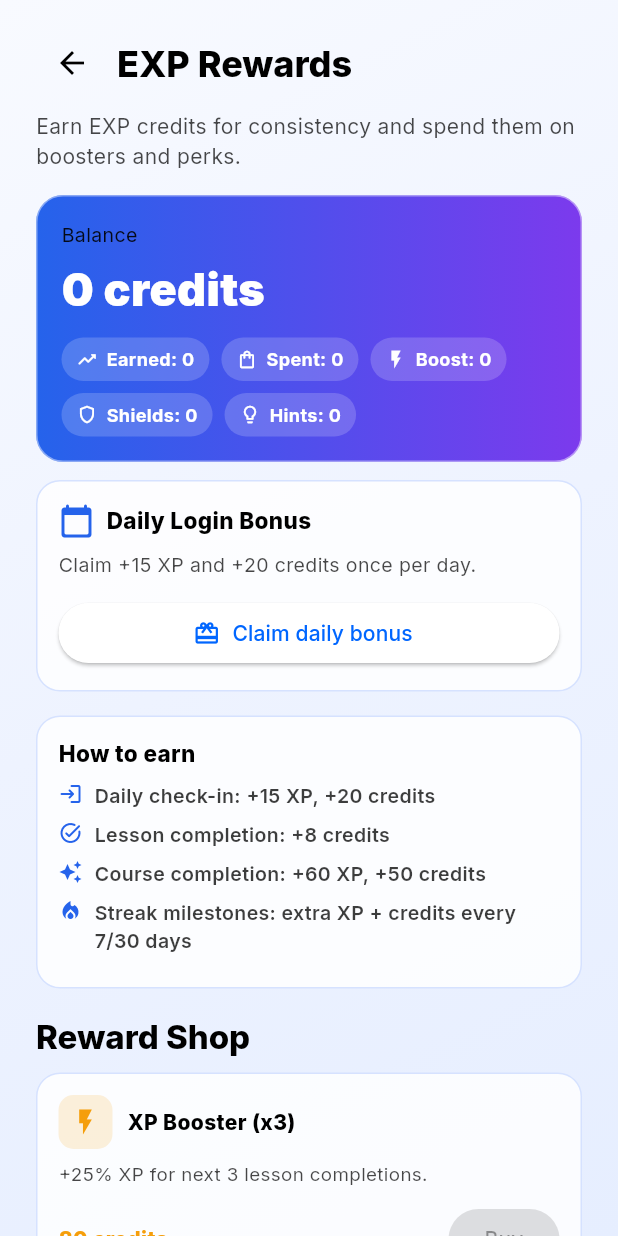
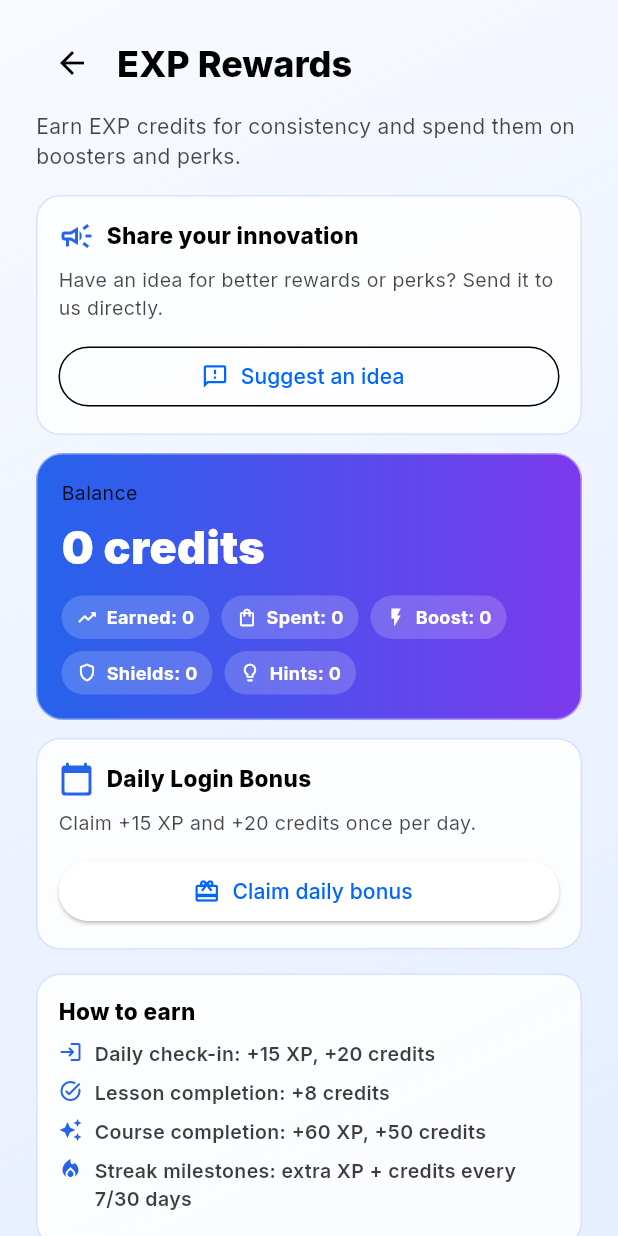
Before and after one commit to DimaFedor/our_first_mil-, a Flutter app: the XPRewardsScreen screen opened by its route, on a phone screen of 412 x 824 dp. Run offline on Flutter 3.47's test engine with Material 3 defaults, Android fonts, the phone set to English and light mode, and no system bars; our stand-ins replace cloud_firestore, firebase_auth, firebase_core, flutter_animate, flutter_highlight, flutter_local_notifications and 6 more; missing offline and left inert: code_text_field, highlight; accounts and stored records are empty.

Commit message:
The "contact support" button added in "rewards" tab. Also backward button was add in the "achievements" tab

```diff
--- a/lib/core/utils/app_router.dart
+++ b/lib/core/utils/app_router.dart
@@ -81,7 +81,14 @@ class AppRouter {
           GoRoute(
             path: 'support',
             name: 'support',
-            builder: (context, state) => const SupportScreen(),
+            builder: (context, state) {
+              final params = state.uri.queryParameters;
+              return SupportScreen(
+                initialCategory: params['category'],
+                initialSubject: params['subject'],
+                initialMessage: params['message'],
+              );
+            },
           ),
           GoRoute(
             path: 'xp-rewards',
--- a/lib/features/rewards/screens/xp_rewards_screen.dart
+++ b/lib/features/rewards/screens/xp_rewards_screen.dart
@@ -23,6 +23,24 @@ class _XPRewardsScreenState extends ConsumerState<XPRewardsScreen> {
   bool get _isUkr => Localizations.localeOf(context).languageCode == 'uk';
 
   String _tr({required String en, required String uk}) => _isUkr ? uk : en;
+
+  void _openRewardsFeedback() {
+    final subject = _tr(en: 'Idea for EXP Rewards', uk: 'Ідея для EXP бонусів');
+    final message = _tr(
+      en: 'Describe your idea: what should be added or changed in Rewards, and why it would help learners.',
+      uk: 'Опиши свою ідею: що саме варто додати або змінити в Rewards і чому це допоможе учням.',
+    );
+
+    final uri = Uri(
+      path: '/support',
+      queryParameters: <String, String>{
+        'category': 'feedback',
+        'subject': subject,
+        'message': message,
+      },
+    );
+    context.push(uri.toString());
+  }
 
   Future<void> _claimDaily({
     required String userId,
@@ -217,6 +235,8 @@ class _XPRewardsScreenState extends ConsumerState<XPRewardsScreen> {
                         ),
                       ),
                       const SizedBox(height: 16),
+                      _buildRewardsFeedbackCard(onSurface: onSurface),
+                      const SizedBox(height: 12),
                       walletAsync.when(
                         data: (wallet) {
                           final currentStreak =
@@ -407,6 +427,57 @@ class _XPRewardsScreenState extends ConsumerState<XPRewardsScreen> {
                     '${_tr(en: 'Hints', uk: 'Підказки')}: ${wallet.hintTokens}',
               ),
             ],
+          ),
+        ],
+      ),
+    );
+  }
+
+  Widget _buildRewardsFeedbackCard({required Color onSurface}) {
+    return Container(
+      width: double.infinity,
+      padding: const EdgeInsets.all(14),
+      decoration: BoxDecoration(
+        color: Colors.white.withValues(alpha: 0.84),
+        borderRadius: BorderRadius.circular(16),
+        border: Border.all(color: const Color(0xFFD6E2FF)),
+      ),
+      child: Column(
+        crossAxisAlignment: CrossAxisAlignment.start,
+        children: [
+          Row(
+            children: [
+              const Icon(Icons.campaign_outlined, color: Color(0xFF2563EB)),
+              const SizedBox(width: 8),
+              Text(
+                _tr(en: 'Share your innovation', uk: 'Поділись інновацією'),
+                style: TextStyle(
+                  color: onSurface,
+                  fontWeight: FontWeight.w800,
+                  fontSize: 15,
+                ),
+              ),
+            ],
+          ),
+          const SizedBox(height: 8),
+          Text(
+            _tr(
+              en: 'Have an idea for better rewards or perks? Send it to us directly.',
+              uk: 'Маєш ідею для кращих бонусів або перків? Надішли її нам напряму.',
+            ),
+            style: TextStyle(
+              color: onSurface.withValues(alpha: 0.72),
+              fontSize: 13,
+            ),
+          ),
+          const SizedBox(height: 12),
+          SizedBox(
+            width: double.infinity,
+            child: OutlinedButton.icon(
+              onPressed: _openRewardsFeedback,
+              icon: const Icon(Icons.feedback_outlined),
+              label: Text(_tr(en: 'Suggest an idea', uk: 'Запропонувати ідею')),
+            ),
           ),
         ],
       ),
```
Also changed, not shown: lib/features/achievements/screens/achievements_screen.dart (+23 -13 lines), lib/features/support/screens/support_screen.dart (+34 -1 lines).
